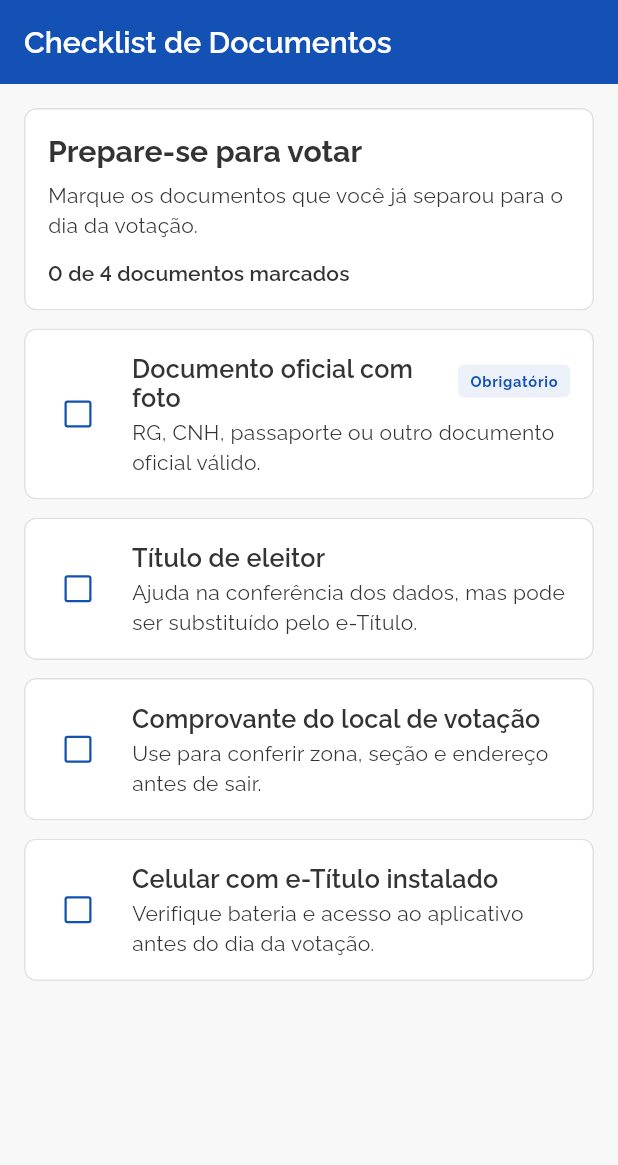
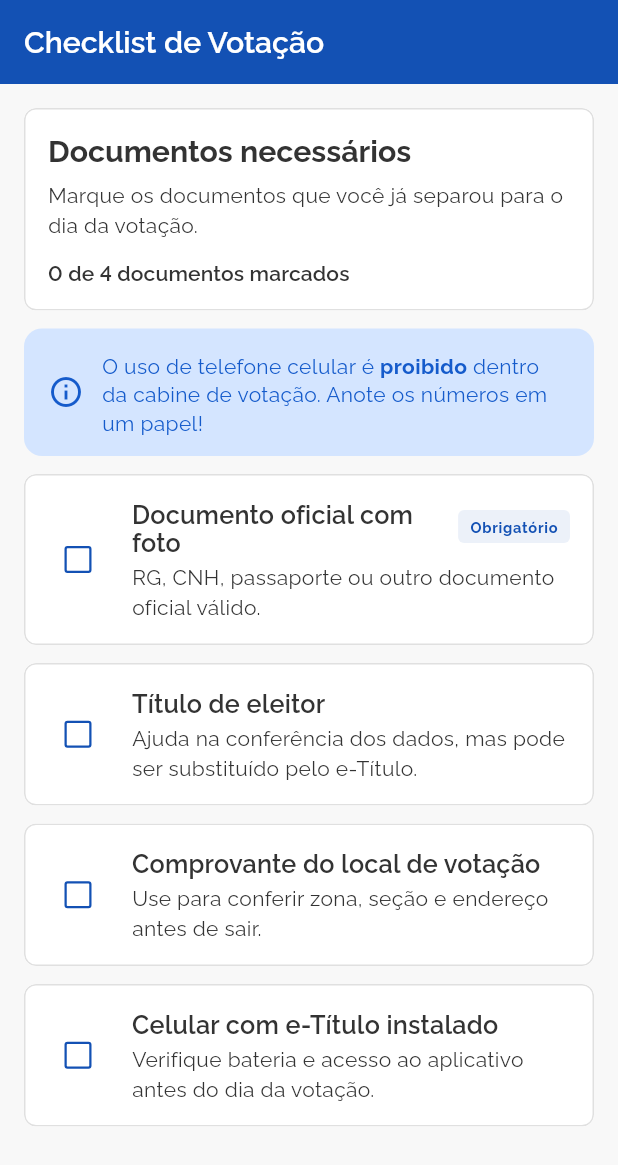
Before and after one commit to Giyuulol/apuraqui, a Flutter app: the screen it shows after launch, on a phone screen of 412 x 824 dp. Shown: the top 1165 px of the screen. Run offline on Flutter 3.47's test engine with Material 3 defaults, Android fonts, the phone set to English and light mode, and no system bars.

Commit message:
feat(votacao): exibe aviso sobre celular na checklist

```diff
--- a/lib/features/votacao/checklist_documentos_page.dart
+++ b/lib/features/votacao/checklist_documentos_page.dart
@@ -1,6 +1,7 @@
 import 'package:flutter/material.dart';
 
 import '../../core/widgets/app_card.dart';
+import '../../core/widgets/app_info_alert.dart';
 import 'data/checklist_documentos_mock.dart';
 import 'widgets/checklist_documento_tile.dart';
 
@@ -32,10 +33,10 @@ class _ChecklistDocumentosPageState extends State<ChecklistDocumentosPage> {
     final textTheme = Theme.of(context).textTheme;
 
     return Scaffold(
-      appBar: AppBar(title: const Text('Checklist de Documentos')),
+      appBar: AppBar(title: const Text('Checklist de Votação')),
       body: ListView.separated(
         padding: const EdgeInsets.all(16),
-        itemCount: checklistDocumentosMock.length + 1,
+        itemCount: checklistDocumentosMock.length + 2,
         separatorBuilder: (context, index) => const SizedBox(height: 12),
         itemBuilder: (context, index) {
           if (index == 0) {
@@ -44,7 +45,7 @@ class _ChecklistDocumentosPageState extends State<ChecklistDocumentosPage> {
                 crossAxisAlignment: CrossAxisAlignment.start,
                 children: [
                   Text(
-                    'Prepare-se para votar',
+                    'Documentos necessários',
                     style: textTheme.titleLarge?.copyWith(
                       fontWeight: FontWeight.w700,
                     ),
@@ -64,7 +65,15 @@ class _ChecklistDocumentosPageState extends State<ChecklistDocumentosPage> {
             );
           }
 
-          final documento = checklistDocumentosMock[index - 1];
+          if (index == 1) {
+            return const AppInfoAlert(
+              message:
+                  'O uso de telefone celular é proibido dentro da cabine de votação. Anote os números em um papel!',
+              boldText: 'proibido',
+            );
+          }
+
+          final documento = checklistDocumentosMock[index - 2];
 
           return ChecklistDocumentoTile(
             documento: documento,
```
Also changed, not shown: 2 other files.
